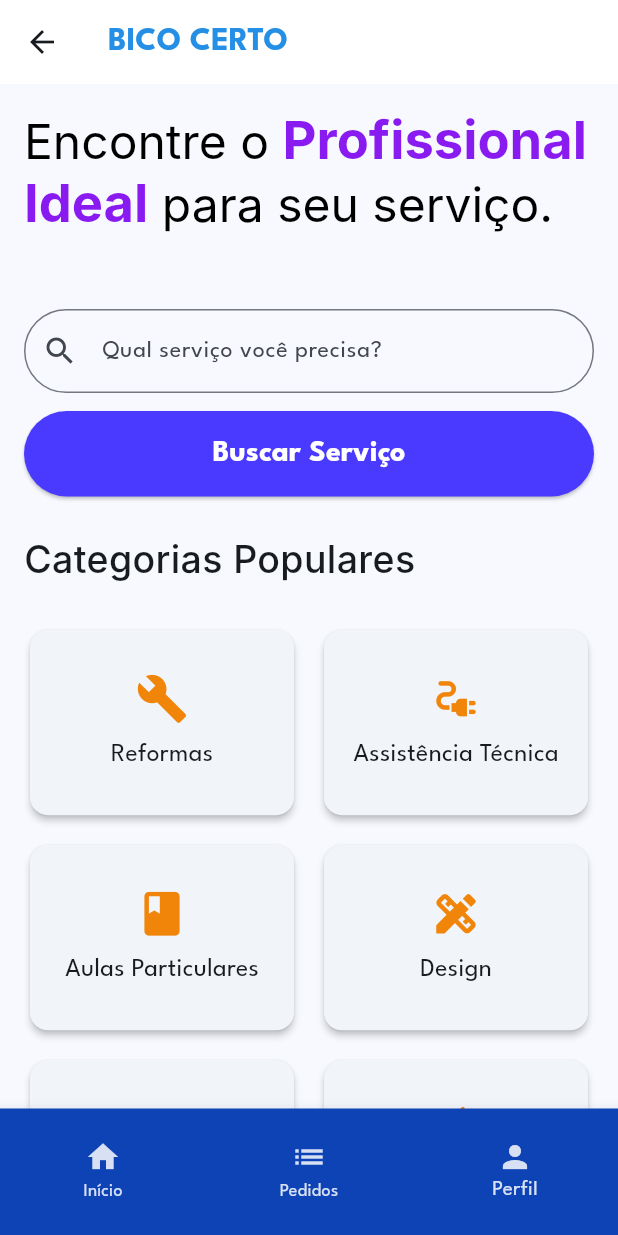
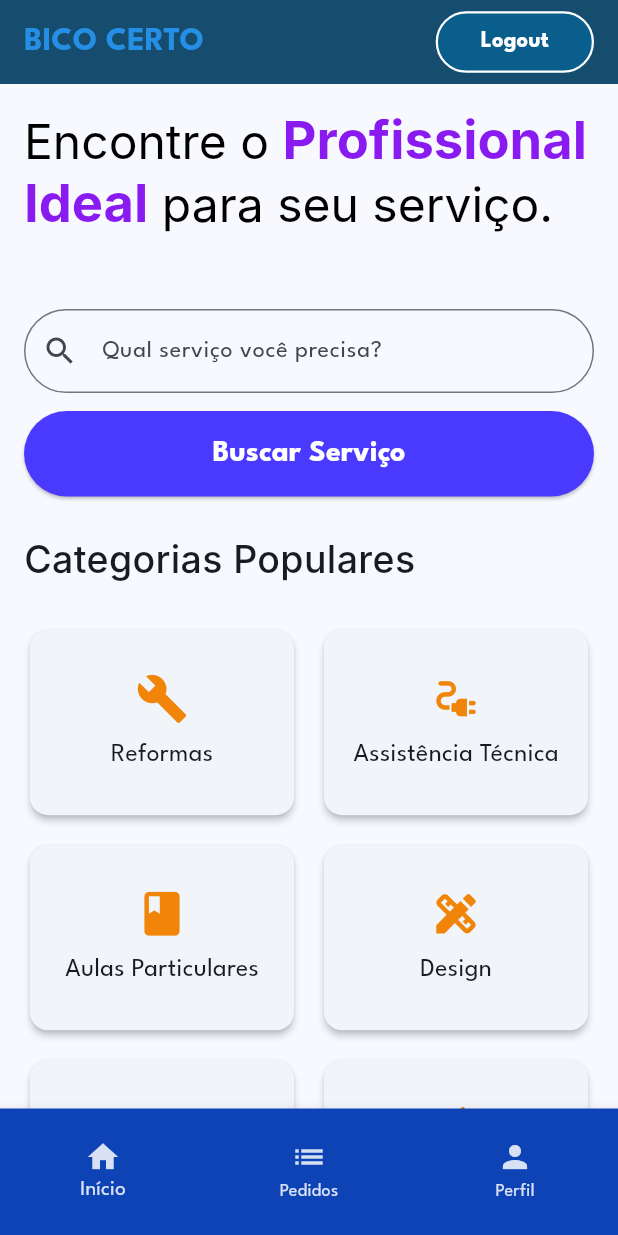
Before and after one commit to PauloHRChaves/Flutter_app-BicoCerto, a Flutter app: the HomePage screen opened directly, on a phone screen of 412 x 824 dp. Run offline on Flutter 3.47's test engine with Material 3 defaults, Android fonts, the phone set to English and light mode, and no system bars; our stand-ins replace device_info_plus, flutter_secure_storage, shared_preferences; accounts and stored records are empty; Roboto replaces fonts that are missing (Inter).

Commit message:
refactor: melhorando a pilha de telas

```diff
--- a/lib/main.dart
+++ b/lib/main.dart
@@ -18,9 +18,7 @@ class MyApp extends StatelessWidget {
       debugShowCheckedModeBanner: false,
       title: 'Bico Certo',
       theme: ThemeData(
-        colorScheme: ColorScheme.fromSeed(
-          seedColor: Color(0xFF156b9a),
-        ),
+        colorScheme: ColorScheme.fromSeed(seedColor: Color(0xFF156b9a)),
         fontFamily: 'LeagueSpartan',
         useMaterial3: true,
       ),
--- a/lib/pages/home/home_page.dart
+++ b/lib/pages/home/home_page.dart
@@ -1,8 +1,10 @@
 import 'package:flutter/material.dart';
+import 'package:bico_certo/routes.dart';
+import 'package:bico_certo/services/auth_service.dart';
 import 'package:bico_certo/widgets/category_cards.dart';
-import 'package:bico_certo/pages/profile/profile.dart';
+import 'package:bico_certo/widgets/bottom_navbar.dart';
 
-// HOMEPAGE - PAGINA PRINCIPAL DO PROJETO - HAVERÁ MUDANÇAS
+// HOMEPAGE - PAGINA PRINCIPAL DO PROJETO
 
 class HomePage extends StatelessWidget {
     final bool isLoggedIn;
@@ -14,7 +16,7 @@ class HomePage extends StatelessWidget {
     return Scaffold(
       appBar: AppBar(
               elevation: 0,
-              backgroundColor: Colors.white,
+              backgroundColor: const Color.fromARGB(255, 22, 76, 110),
               title: const Text("BICO CERTO",
               style: TextStyle(
                   color: Color.fromARGB(255, 37, 143, 230),
@@ -22,22 +24,71 @@ class HomePage extends StatelessWidget {
                 ),
               ),
         actions: [
-          // Exibe o botão de login apenas ao user deslogado
           if (!isLoggedIn)
-            TextButton(
+            Padding(
+              padding: const EdgeInsets.only(right: 16.0), // Adiciona margem à direita
+              child:
+              OutlinedButton( // Use OutlinedButton
                 onPressed: () {
                   // Navega para a tela de login (AuthWrapper)
-                  Navigator.pushNamed(context, '/auth');
+                  Navigator.pushNamed(context, AppRoutes.authWrapper);
                 },
-                style: ElevatedButton.styleFrom(
-                  backgroundColor: const Color.fromARGB(255, 60, 63, 218),
+                style: OutlinedButton.styleFrom(
+                  backgroundColor: const Color.fromARGB(255, 10, 94, 140),
+                  shape: RoundedRectangleBorder(borderRadius: BorderRadius.circular(30)),
+                  padding: const EdgeInsets.symmetric(horizontal: 30, vertical: 10),
+                  side: const BorderSide(
+                    color: Color.fromARGB(255, 255, 255, 255),
+                    width: 1.5,
                   ),
-                child: const Text('Login', style: TextStyle(color: Color.fromARGB(255, 255, 255, 255))),
+                ),
+                child: const Text(
+                  'Login',
+                  style: TextStyle(
+                    fontSize: 15,
+                    fontWeight: FontWeight.w600,
+                    color: Color.fromARGB(255, 255, 255, 255),
+                  ),
+                ),
+              ),
+            ),
+
+          if (isLoggedIn)
+            Padding(
+              padding: const EdgeInsets.only(right: 16.0), // Adiciona margem à direita
+              child:
+              OutlinedButton(
+                onPressed: () async {
+                  final AuthService authService = AuthService();
+                  await authService.logout();
+
+                  if (!context.mounted) return;
+
+                  Navigator.pushReplacementNamed(context, AppRoutes.sessionCheck,);
+                },
+                style: OutlinedButton.styleFrom(
+                  backgroundColor: const Color.fromARGB(255, 10, 94, 140),
+                  shape: RoundedRectangleBorder(borderRadius: BorderRadius.circular(30)),
+                  padding: const EdgeInsets.symmetric(horizontal: 30, vertical: 10),
+                  side: const BorderSide(
+                    color: Color.fromARGB(255, 255, 255, 255),
+                    width: 1.5,
+                  ),
+                ),
+                child: const Text(
+                  'Logout', // O texto deve ser "Logout" para o botão de logout
+                  style: TextStyle(
+                    fontSize: 15,
+                    fontWeight: FontWeight.w600,
+                    color: Color.fromARGB(255, 255, 255, 255),
+                  ),
+                ),
+              ),
             ),
         ],
       ),
-      body:
-      SingleChildScrollView(
+
+      body: SingleChildScrollView(
             padding: const EdgeInsets.all(16),
             child: Column(
               crossAxisAlignment: CrossAxisAlignment.start,
@@ -172,40 +223,25 @@ class HomePage extends StatelessWidget {
               ),
           ),
 
-
-      bottomNavigationBar: SizedBox(
-        height: 85,
-        child: BottomNavigationBar(
-          currentIndex: 2, // índice da aba selecionada
-          selectedItemColor: const Color.fromARGB(214, 255, 255, 255),
-          unselectedItemColor: const Color.fromARGB(214, 255, 255, 255),
-          backgroundColor: const Color.fromARGB(255, 14, 67, 182),
+      bottomNavigationBar: CustomBottomNavBar(
+        currentIndex: 0,
         onTap: (index) {
           if (index == 0) {
-              /*Navigator.push(
-                context,
-                MaterialPageRoute(builder: (context) => const HomePage()),
-              ); */
+            /*
+              Navigator.pushNamedAndRemoveUntil(context, AppRoutes.sessionCheck,
+              (route) => route.isFirst,
+            );*/
           } else if (index == 1) {
-              /*Navigator.push(
-                context,
-                MaterialPageRoute(builder: (context) => const OrdersPage()),
-              //-------------- Vamos ver o que colocar ainda...
+            /*
+            Navigator.pushNamedAndRemoveUntil(context, AppRoutes.orders,
+              (route) => route.isFirst,
             );*/
           } else if (index == 2) {
-              Navigator.push(
-                context,
-                MaterialPageRoute(builder: (context) => const SetProfile()),
+            Navigator.pushNamedAndRemoveUntil(context, AppRoutes.setProfile,
+              (route) => route.isFirst,
             );
           }
         },
-
-          items: const [
-            BottomNavigationBarItem(icon: Icon(Icons.home), label: "Início"),
-            BottomNavigationBarItem(icon: Icon(Icons.list), label: "Pedidos"),
-            BottomNavigationBarItem(icon: Icon(Icons.person), label: "Perfil"),
-          ],
-        ),
       ),
     );
   }
--- a/lib/pages/session_checker_page.dart
+++ b/lib/pages/session_checker_page.dart
@@ -24,8 +24,10 @@ class _SessionCheckerPageState extends State<SessionCheckerPage> {
 
     if (!mounted) return; // padrão de segurança 'desativa widget'
 
-    Navigator.pushReplacement(context,
-      MaterialPageRoute(builder: (_) => HomePage(isLoggedIn: isLoggedIn))
+    Navigator.pushAndRemoveUntil(
+      context,
+      MaterialPageRoute(builder: (_) => HomePage(isLoggedIn: isLoggedIn)),
+      (Route<dynamic> route) => false,
     );
   }
 
--- a/lib/routes.dart
+++ b/lib/routes.dart
@@ -13,6 +13,6 @@ class AppRoutes {
     welcome: (context) => const WelcomePage(),
     sessionCheck: (context) => const SessionCheckerPage(),
     authWrapper: (context) => const AuthWrapper(),
-    setProfile: (context) => const SetProfile(),
+    setProfile: (context) => const SetProfile()
   };
 }
--- /dev/null
+++ b/lib/widgets/bottom_navbar.dart
@@ -0,0 +1,32 @@
+// widgets/bottom_navbar.dart
+import 'package:flutter/material.dart';
+
+class CustomBottomNavBar extends StatelessWidget {
+  final int currentIndex;
+  final Function(int) onTap;
+
+  const CustomBottomNavBar({
+    super.key,
+    required this.currentIndex,
+    required this.onTap,
+  });
+
+  @override
+  Widget build(BuildContext context) {
+    return SizedBox(
+      height: 85,
+      child: BottomNavigationBar(
+        currentIndex: currentIndex,
+        selectedItemColor: const Color.fromARGB(214, 255, 255, 255),
+        unselectedItemColor: const Color.fromARGB(214, 255, 255, 255),
+        backgroundColor: const Color.fromARGB(255, 14, 67, 182),
+        onTap: onTap,
+        items: const [
+          BottomNavigationBarItem(icon: Icon(Icons.home), label: "Início"),
+          BottomNavigationBarItem(icon: Icon(Icons.list), label: "Pedidos"),
+          BottomNavigationBarItem(icon: Icon(Icons.person), label: "Perfil"),
+        ],
+      ),
+    );
+  }
+}
```
Also changed, not shown: lib/pages/auth/login_page.dart (+23 -8 lines), lib/pages/auth/register_page.dart (+25 -8 lines), lib/pages/profile/profile.dart (+25 -31 lines), lib/pages/welcome_page.dart (+6 -2 lines). Lines whose indentation alone changed are shown as unchanged.
